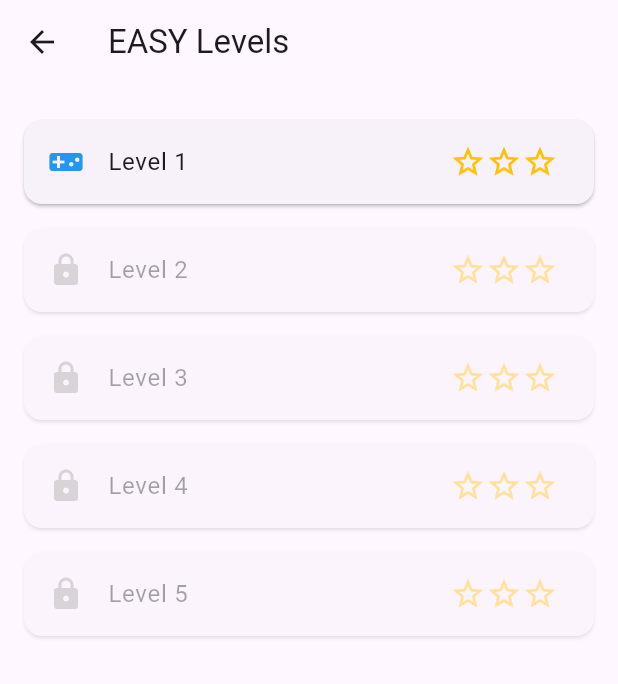
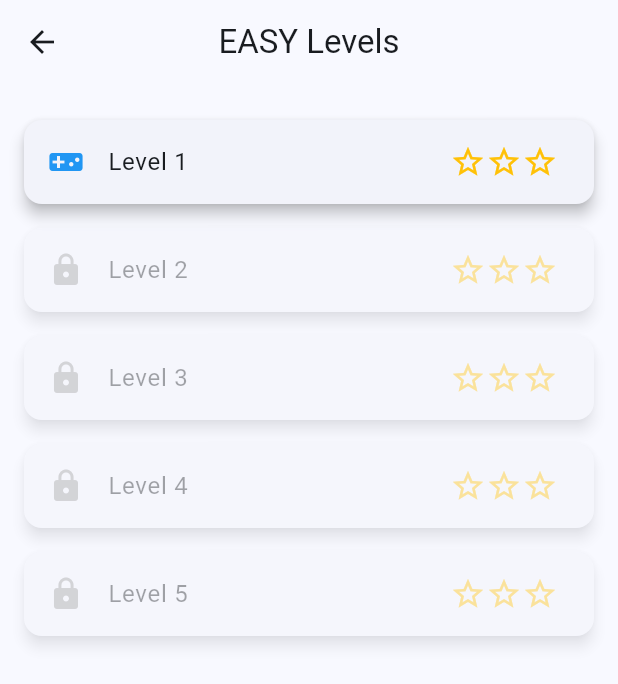
Before and after one commit to nieyangfei/words_search_game, a Flutter app: the screen it shows after launch, after a tap on "Easy", on a phone screen of 412 x 824 dp. Shown: the top 684 px of the screen. Run offline on Flutter 3.47's test engine with Material 3 defaults, Android fonts, the phone set to English and light mode, and no system bars; our stand-ins replace confetti, shared_preferences; missing offline and left inert: find_the_word.

Commit message:
Refactor Code

```diff
--- a/lib/main.dart
+++ b/lib/main.dart
@@ -4,6 +4,7 @@ import 'package:provider/provider.dart';
 import 'providers/theme_provider.dart';
 import 'providers/game_provider.dart';
 import 'screens/home_screen.dart';
+import 'utils/app_theme.dart';
 
 void main() {
   runApp(
@@ -12,13 +13,13 @@ void main() {
         ChangeNotifierProvider(create: (_) => ThemeNotifier()),
         ChangeNotifierProvider(create: (_) => GameProvider()),
       ],
-      child: const MyApp(),
+      child: const WordSearchGame(),
     ),
   );
 }
 
-class MyApp extends StatelessWidget {
-  const MyApp({super.key});
+class WordSearchGame extends StatelessWidget {
+  const WordSearchGame({super.key});
 
   @override
   Widget build(BuildContext context) {
@@ -27,24 +28,8 @@ class MyApp extends StatelessWidget {
         return MaterialApp(
           debugShowCheckedModeBanner: false,
           themeMode: themeNotifier.isDark ? ThemeMode.dark : ThemeMode.light,
-          theme: ThemeData.light(),
-          darkTheme: ThemeData.dark().copyWith(
-            scaffoldBackgroundColor: Colors.black,
-            cardColor: Colors.grey[900],
-            canvasColor: Colors.grey[900],
-            textTheme: const TextTheme(
-              bodyLarge: TextStyle(color: Colors.white),
-              bodyMedium: TextStyle(color: Colors.white70),
-              titleLarge: TextStyle(color: Colors.white),
-            ),
-            iconTheme: const IconThemeData(color: Colors.white70),
-            elevatedButtonTheme: ElevatedButtonThemeData(
-              style: ElevatedButton.styleFrom(
-                backgroundColor: Colors.grey[800],
-                foregroundColor: Colors.white,
-              ),
-            ),
-          ),
+          theme: AppTheme.lightTheme,
+          darkTheme: AppTheme.darkTheme,
           home: const HomeScreen(),
         );
       },
--- a/lib/screens/home_screen.dart
+++ b/lib/screens/home_screen.dart
@@ -32,6 +32,7 @@ class HomeScreen extends StatelessWidget {
             ],
           ),
         ),
+        child: SingleChildScrollView(
           child: SafeArea(
             child: Padding(
               padding: const EdgeInsets.all(24),
@@ -87,6 +88,7 @@ class HomeScreen extends StatelessWidget {
                     color: Colors.red,
                   ),
                 ],
+              ),
             ),
           ),
         ),
--- a/lib/utils/app_theme.dart
+++ b/lib/utils/app_theme.dart
@@ -27,6 +27,9 @@ class AppTheme {
 
   static ThemeData darkTheme = ThemeData(
     useMaterial3: true,
+    scaffoldBackgroundColor: Colors.black,
+    cardColor: Colors.grey[900],
+    canvasColor: Colors.grey[900],
     colorScheme: ColorScheme.fromSeed(
       seedColor: primaryColor,
       brightness: Brightness.dark,
@@ -36,8 +39,16 @@ class AppTheme {
       elevation: 4,
       shape: RoundedRectangleBorder(borderRadius: BorderRadius.circular(12)),
     ),
+    textTheme: const TextTheme(
+      bodyLarge: TextStyle(color: Colors.white),
+      bodyMedium: TextStyle(color: Colors.white70),
+      titleLarge: TextStyle(color: Colors.white),
+    ),
+    iconTheme: const IconThemeData(color: Colors.white70),
     elevatedButtonTheme: ElevatedButtonThemeData(
       style: ElevatedButton.styleFrom(
+        backgroundColor: Colors.grey,
+        foregroundColor: Colors.white,
         shape: RoundedRectangleBorder(borderRadius: BorderRadius.circular(8)),
         padding: const EdgeInsets.symmetric(horizontal: 24, vertical: 12),
       ),
```
Also changed, not shown: pubspec.lock, 1 other file. Lines whose indentation alone changed are shown as unchanged.
